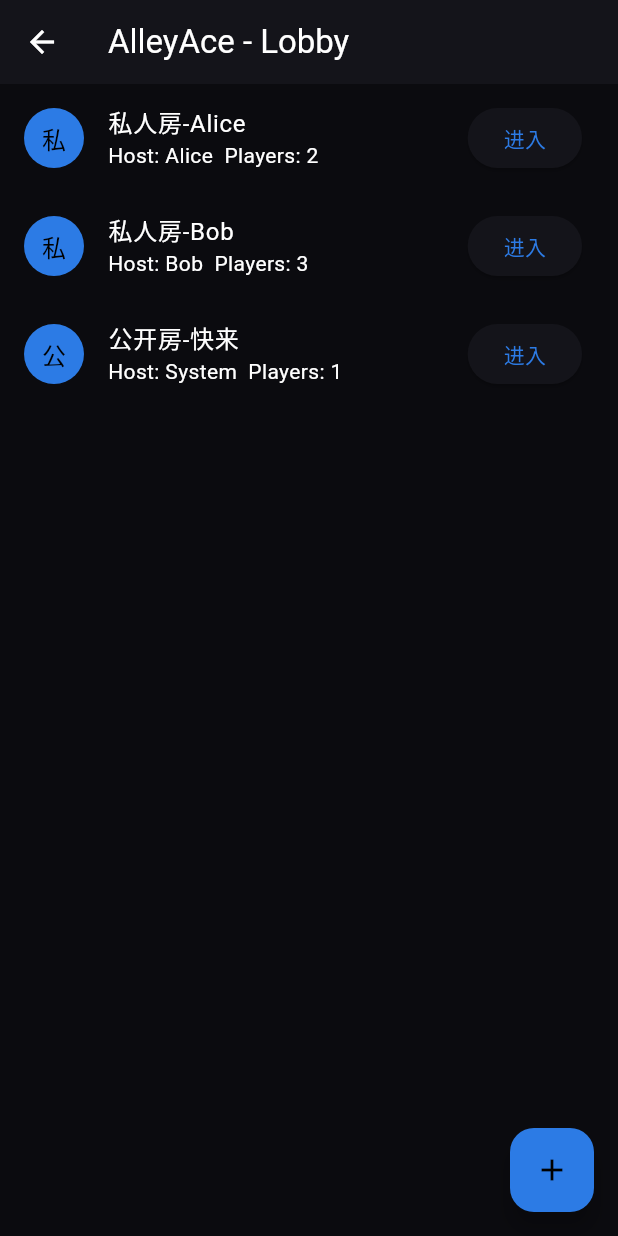
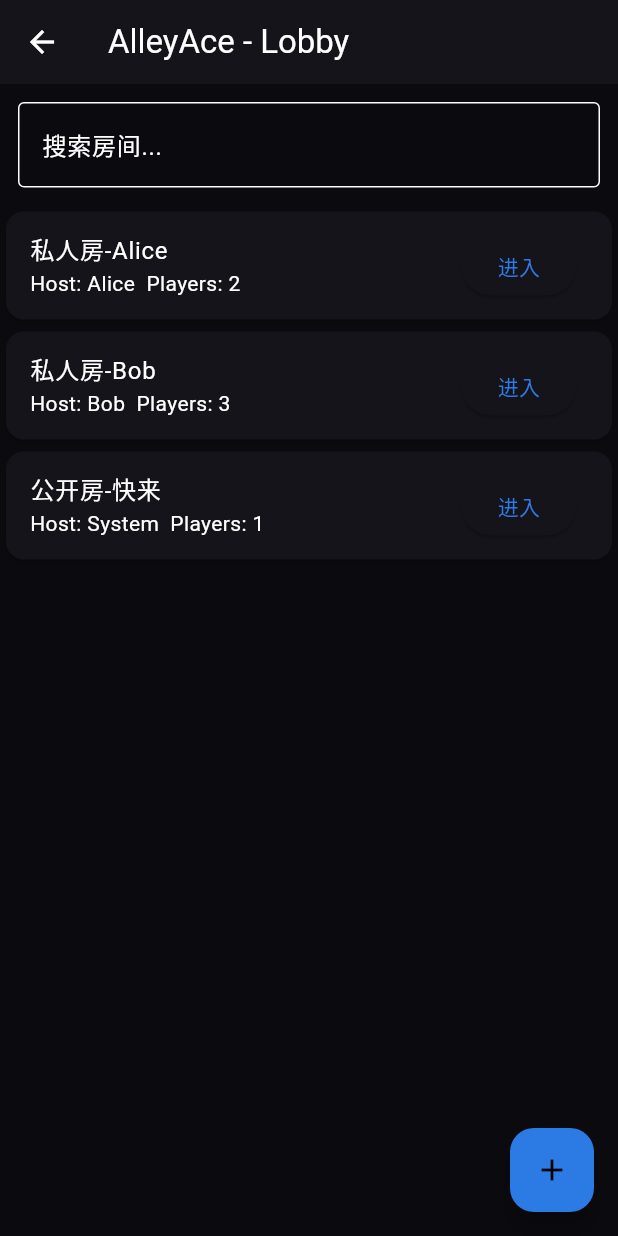
Before and after one commit to cloud-cottage/aa, a Flutter app: the LobbyScreen screen opened by its route, on a phone screen of 412 x 824 dp. Run offline on Flutter 3.47's test engine with Material 3 defaults, Android fonts, the phone set to English and light mode, and no system bars; our stand-ins replace flutter_riverpod.

Commit message:
feat(web-ui): improve Lobby UI with search and RoomCard list; add lobby route

```diff
--- a/lib/presentation/screens/lobby_screen.dart
+++ b/lib/presentation/screens/lobby_screen.dart
@@ -1,42 +1,59 @@
 import 'package:flutter/material.dart';
+import 'package:aa_doudizhu/presentation/widgets/room_card.dart';
 
-class LobbyScreen extends StatelessWidget {
+class LobbyScreen extends StatefulWidget {
   const LobbyScreen({Key? key}) : super(key: key);
 
   @override
-  Widget build(BuildContext context) {
-    final sampleRooms = [
+  _LobbyScreenState createState() => _LobbyScreenState();
+}
+
+class _LobbyScreenState extends State<LobbyScreen> {
+  final List<Map<String, dynamic>> _sampleRooms = [
     {'name': '私人房-Alice', 'host': 'Alice', 'players': 2, 'token': 't1'},
     {'name': '私人房-Bob', 'host': 'Bob', 'players': 3, 'token': 't2'},
     {'name': '公开房-快来', 'host': 'System', 'players': 1, 'token': ''},
   ];
+  String _query = '';
 
+  @override
+  Widget build(BuildContext context) {
+    final filtered = _sampleRooms.where((r) => r['name'].toString().toLowerCase().contains(_query.toLowerCase())).toList();
     return Scaffold(
       appBar: AppBar(title: const Text('AlleyAce - Lobby')),
-      body: ListView.builder(
-        itemCount: sampleRooms.length,
+      body: Column(
+        children: [
+          Padding(
+            padding: const EdgeInsets.all(12.0),
+            child: TextField(
+              decoration: const InputDecoration(
+                hintText: '搜索房间...',
+                border: OutlineInputBorder(),
+              ),
+              onChanged: (v) => setState(() => _query = v),
+            ),
+          ),
+          Expanded(
+            child: ListView.builder(
+              itemCount: filtered.length,
               itemBuilder: (context, i) {
-          final r = sampleRooms[i];
-          return ListTile(
-            leading: CircleAvatar(child: Text(r['name'][0])),
-            title: Text(r['name']),
-            subtitle: Text('Host: ${r['host']}  Players: ${r['players']}'),
-            trailing: ElevatedButton(
-              onPressed: () {
-                // Navigate to房间占位
+                final r = filtered[i];
+                return RoomCard(
+                  name: r['name'],
+                  host: r['host'],
+                  players: r['players'],
+                  onTap: () {
                     Navigator.of(context).pushNamed('/room');
                   },
-              child: const Text('进入'),
-            ),
                 );
               },
             ),
+          ),
+        ],
+      ),
       floatingActionButton: FloatingActionButton(
         onPressed: () {
-          // New private room create placeholder
-          ScaffoldMessenger.of(context).showSnackBar(
-            const SnackBar(content: Text('创建私人房（占位）')),
-          );
+          ScaffoldMessenger.of(context).showSnackBar(const SnackBar(content: Text('创建私人房（占位）')));
         },
         child: const Icon(Icons.add),
         tooltip: '新建私人房',
```
Lines whose indentation alone changed are shown as unchanged.
